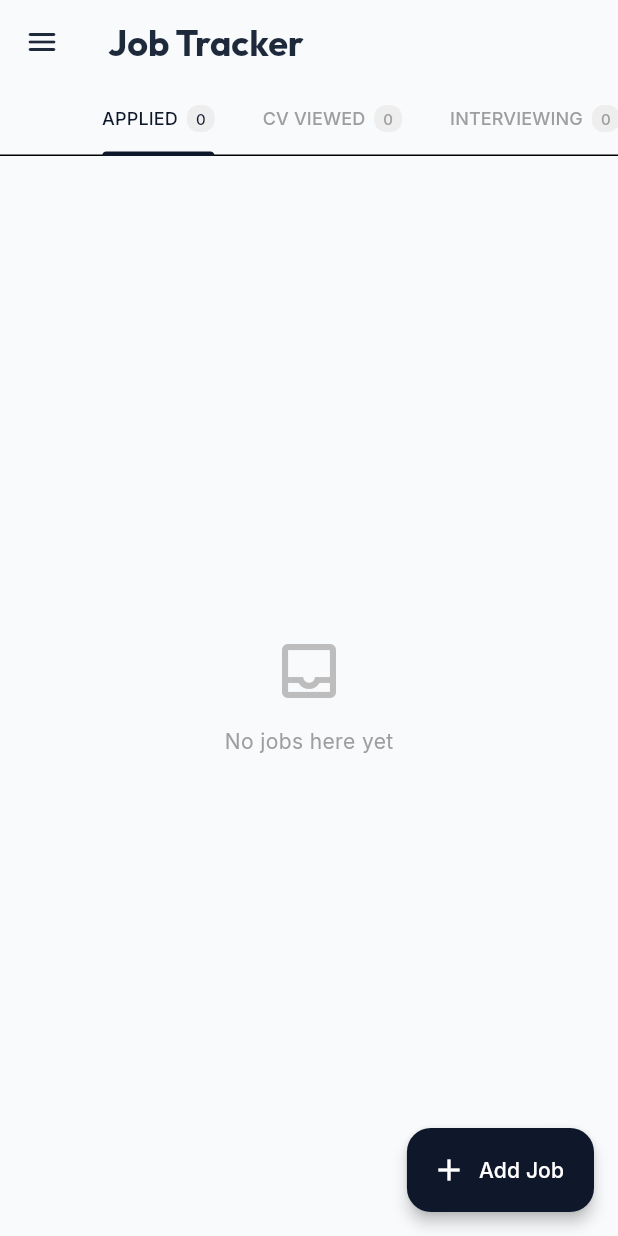
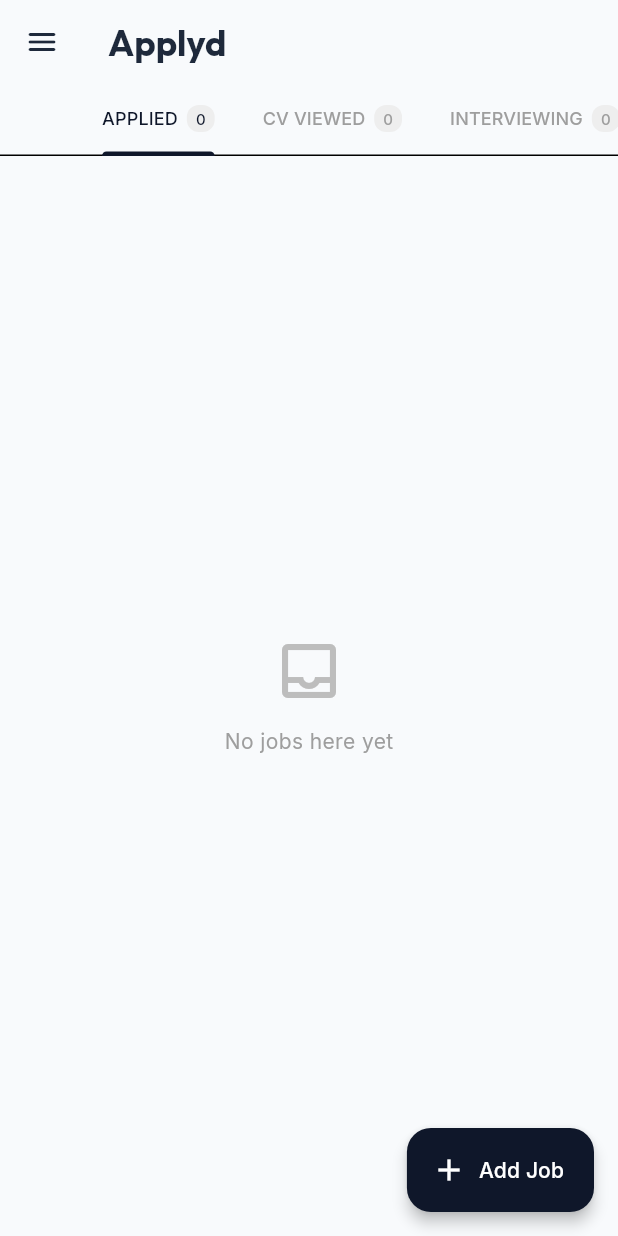
Before and after one commit to Thariq16/Job-Tracker, a Flutter app: the JobTrackerScreen screen opened by its route, on a phone screen of 412 x 824 dp. Run offline on Flutter 3.47's test engine with Material 3 defaults, Android fonts, the phone set to English and light mode, and no system bars; our stand-ins replace cloud_firestore, file_picker, firebase_auth, firebase_core, firebase_storage, flutter_riverpod and 3 more; accounts and stored records are empty; statements that could not run were skipped.

Commit message:
feat: Initialize the Applyd job tracker application with core UI, authentication, and job tracking features.

```diff
--- a/lib/core/app_drawer.dart
+++ b/lib/core/app_drawer.dart
@@ -101,7 +101,7 @@ class AppDrawer extends ConsumerWidget {
                   context,
                   icon: Icons.view_kanban_outlined,
                   selectedIcon: Icons.view_kanban,
-                  label: 'Job Tracker',
+                  label: 'Applyd',
                   isSelected: selectedIndex == 1,
                   onTap: () {
                     Navigator.pop(context);
--- a/lib/features/auth/login_screen.dart
+++ b/lib/features/auth/login_screen.dart
@@ -48,7 +48,7 @@ class _LoginScreenState extends ConsumerState<LoginScreen> {
               ),
               const SizedBox(height: 32),
               Text(
-                'Job Tracker',
+                'Applyd',
                 style: GoogleFonts.outfit(
                   fontSize: 32,
                   fontWeight: FontWeight.bold,
--- a/lib/features/kanban/kanban_board.dart
+++ b/lib/features/kanban/kanban_board.dart
@@ -140,9 +140,10 @@ class _MobileColumnView extends ConsumerWidget {
       );
     }
 
-    return ListView.builder(
+    return ListView.separated(
       padding: const EdgeInsets.all(16),
       itemCount: jobs.length,
+      separatorBuilder: (context, index) => const SizedBox(height: 12),
       itemBuilder: (context, index) {
         final job = jobs[index];
         return JobCard(
--- a/lib/features/tracker/job_tracker_screen.dart
+++ b/lib/features/tracker/job_tracker_screen.dart
@@ -20,7 +20,7 @@ class JobTrackerScreen extends ConsumerWidget {
           ),
         ),
         title: Text(
-          'Job Tracker',
+          'Applyd',
           style: GoogleFonts.outfit(
             fontWeight: FontWeight.bold,
             fontSize: 24,
--- a/lib/main.dart
+++ b/lib/main.dart
@@ -24,7 +24,7 @@ class MyApp extends ConsumerWidget {
     final themeMode = ref.watch(themeModeProvider);
 
     return MaterialApp.router(
-      title: 'Job Tracker',
+      title: 'Applyd',
       theme: AppTheme.lightTheme,
       darkTheme: AppTheme.darkTheme,
       themeMode: themeMode,
--- a/pubspec.yaml
+++ b/pubspec.yaml
@@ -1,5 +1,5 @@
 name: job_tracker
-description: "A new Flutter project."
+description: "Track your job applications effortlessly. Organize, manage, and never lose track of where you applied."
 publish_to: 'none'
 version: 1.0.0+1
 
```
Also changed, not shown: 2 other files.
